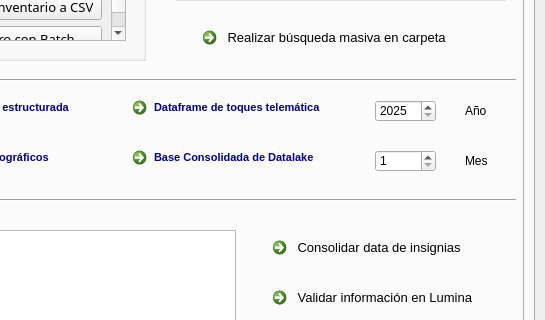
Before: the Qt Designer form gui/Project.ui in JU4ND4V1DMM/devops_desktop_syncra, drawn with Qt 5; both pictures show x 469 to 1014 and y 266 to 586 of the 1014 by 756 pixel window.
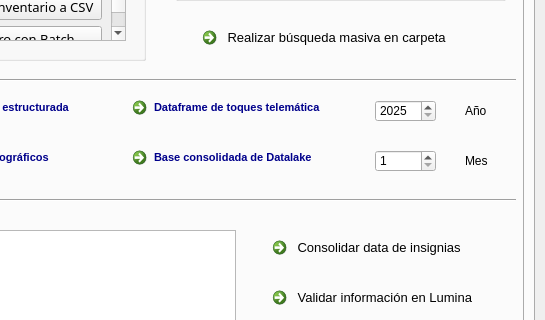
After: the same form once the commit is applied. The open tabs and pages were chosen to show the change. Icons and pictures are not drawn.

The edit to the form file:
```diff
--- a/gui/Project.ui
+++ b/gui/Project.ui
@@ -3892,7 +3892,7 @@
 }</string>
         </property>
         <property name="text">
-         <string>Base Consolidada de Datalake</string>
+         <string>Base consolidada de Datalake</string>
         </property>
         <property name="icon">
          <iconset>
```
